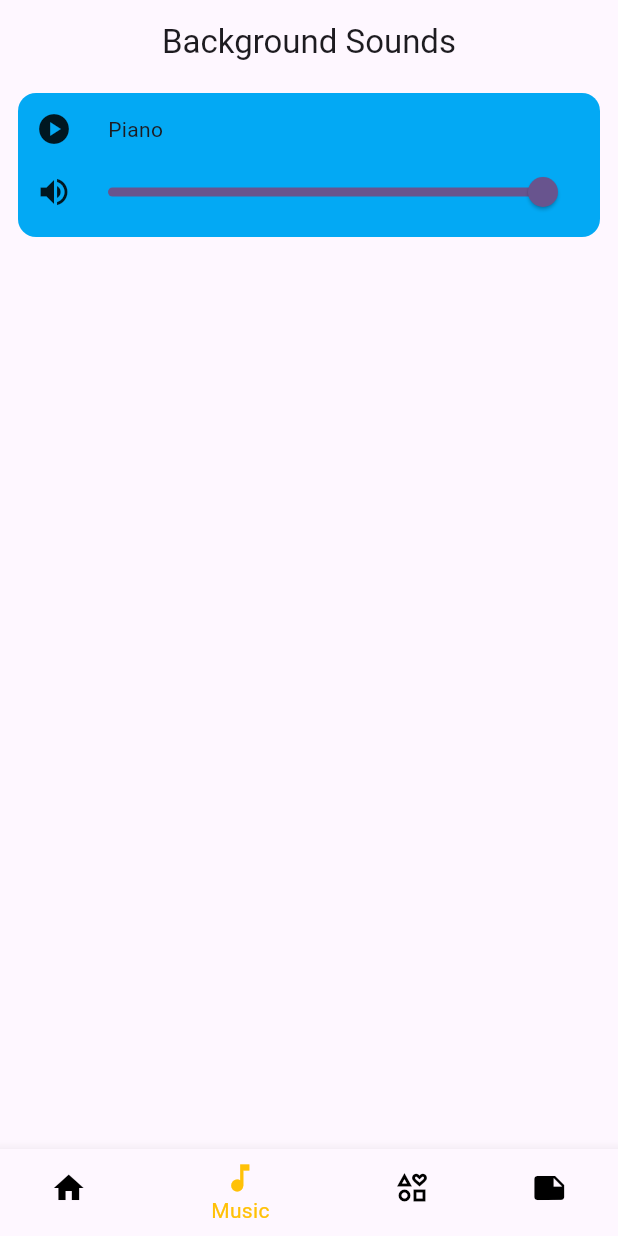
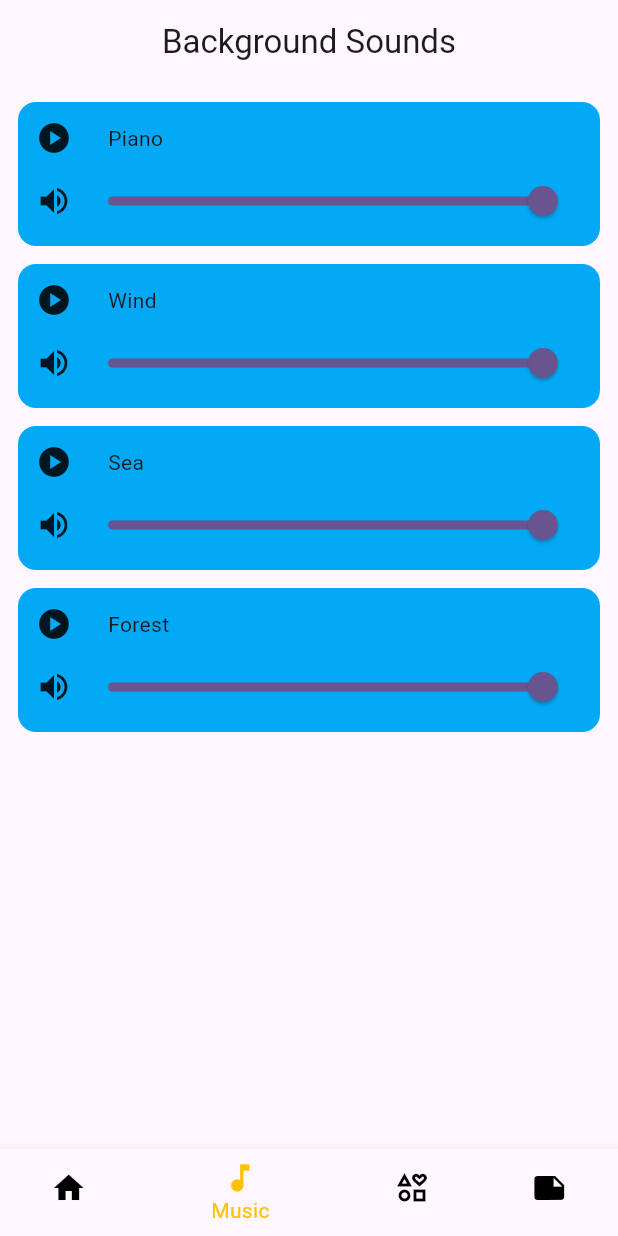
Before and after one commit to MJ-Chaudhry/Tranquille, a Flutter app: the screen it shows after launch, item 2 of the bottom bar chosen, on a phone screen of 412 x 824 dp. Run offline on Flutter 3.47's test engine with Material 3 defaults, Android fonts, the phone set to English and light mode, and no system bars; our stand-ins replace just_audio.

Commit message:
Added more soundtracks

```diff
--- a/lib/music.dart
+++ b/lib/music.dart
@@ -11,6 +11,9 @@ class Music extends StatefulWidget {
 class _MusicState extends State<Music> {
   List<Soundtrack> players = [
     Soundtrack("Piano", "assets/piano.wav"),
+    Soundtrack("Wind", "assets/wind.mp3"),
+    Soundtrack("Sea", "assets/sea.mp3"),
+    Soundtrack("Forest", "assets/forest.mp3"),
   ];
 
   Future<void> loadPlayers() async {
@@ -38,7 +41,10 @@ class _MusicState extends State<Music> {
         body: Padding(
           padding: const EdgeInsets.fromLTRB(12, 6, 12, 6),
           child: ListView.builder(
-            itemBuilder: (context, index) => PlayerContainer(players[index]),
+            itemBuilder: (context, index) => Padding(
+              padding: const EdgeInsets.fromLTRB(0, 6, 0, 6),
+              child: PlayerContainer(players[index]),
+            ),
             itemCount: players.length,
           ),
         ));
@@ -76,7 +82,7 @@ class _PlayerContainerState extends State<PlayerContainer> {
                         ? Icons.pause_circle
                         : Icons.play_circle),
                   ),
-                  SizedBox(width: 24),
+                  const SizedBox(width: 24),
                   Text(widget.track.title),
                 ],
               ),
```
Also changed, not shown: 3 other files.
